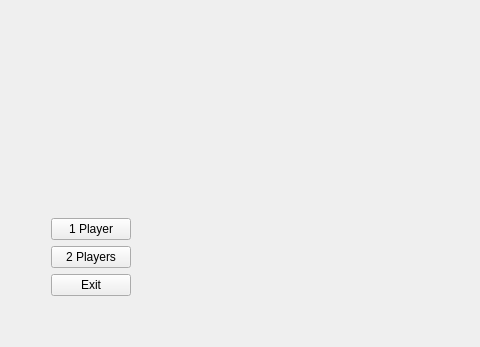
Before: the Qt Designer form mainwindow.ui in Boza-s6/rs15-20, drawn with Qt 5; both pictures show x 0 to 480 and y 0 to 347 of the 707 by 347 pixel window.
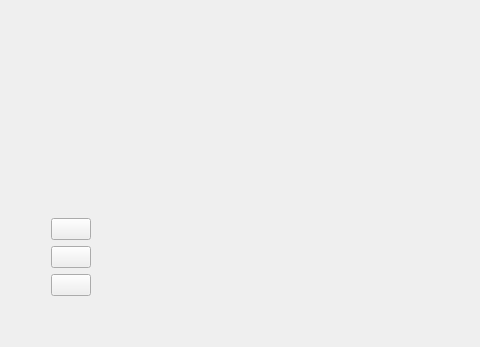
After: the same form once the commit is applied.

Commit message:
Dodate su ikonice na btn exit, 1player i 2players.
Promenjen je i naziv ikonica u img fajlu, radi iste notacije.

```diff
--- a/mainwindow.ui
+++ b/mainwindow.ui
@@ -24,13 +24,13 @@
     <item row="3" column="1">
      <widget class="QPushButton" name="btn_exit">
       <property name="sizePolicy">
-       <sizepolicy hsizetype="Preferred" vsizetype="Preferred">
+       <sizepolicy hsizetype="Minimum" vsizetype="Minimum">
         <horstretch>0</horstretch>
         <verstretch>0</verstretch>
        </sizepolicy>
       </property>
       <property name="text">
-       <string>Exit</string>
+       <string/>
       </property>
      </widget>
     </item>
@@ -81,14 +81,17 @@
     </item>
     <item row="1" column="1">
      <widget class="QPushButton" name="btn_1player">
+      <property name="enabled">
+       <bool>true</bool>
+      </property>
       <property name="sizePolicy">
-       <sizepolicy hsizetype="Preferred" vsizetype="Preferred">
+       <sizepolicy hsizetype="Minimum" vsizetype="Minimum">
         <horstretch>0</horstretch>
         <verstretch>0</verstretch>
        </sizepolicy>
       </property>
       <property name="text">
-       <string>1 Player</string>
+       <string/>
       </property>
      </widget>
     </item>
@@ -111,13 +114,13 @@
     <item row="2" column="1">
      <widget class="QPushButton" name="btn_2players">
       <property name="sizePolicy">
-       <sizepolicy hsizetype="Preferred" vsizetype="Preferred">
+       <sizepolicy hsizetype="Minimum" vsizetype="Minimum">
         <horstretch>0</horstretch>
         <verstretch>0</verstretch>
        </sizepolicy>
       </property>
       <property name="text">
-       <string>2 Players</string>
+       <string/>
       </property>
      </widget>
     </item>
```
The commit also changes 3 other files.
